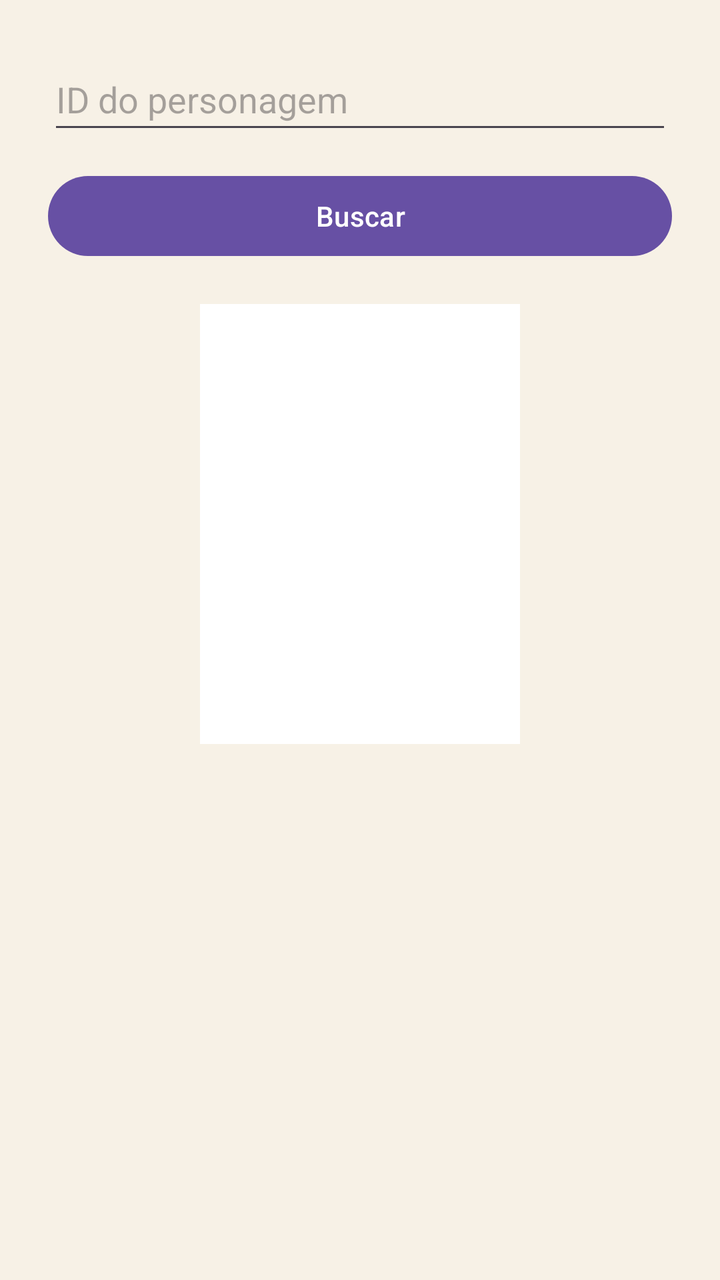
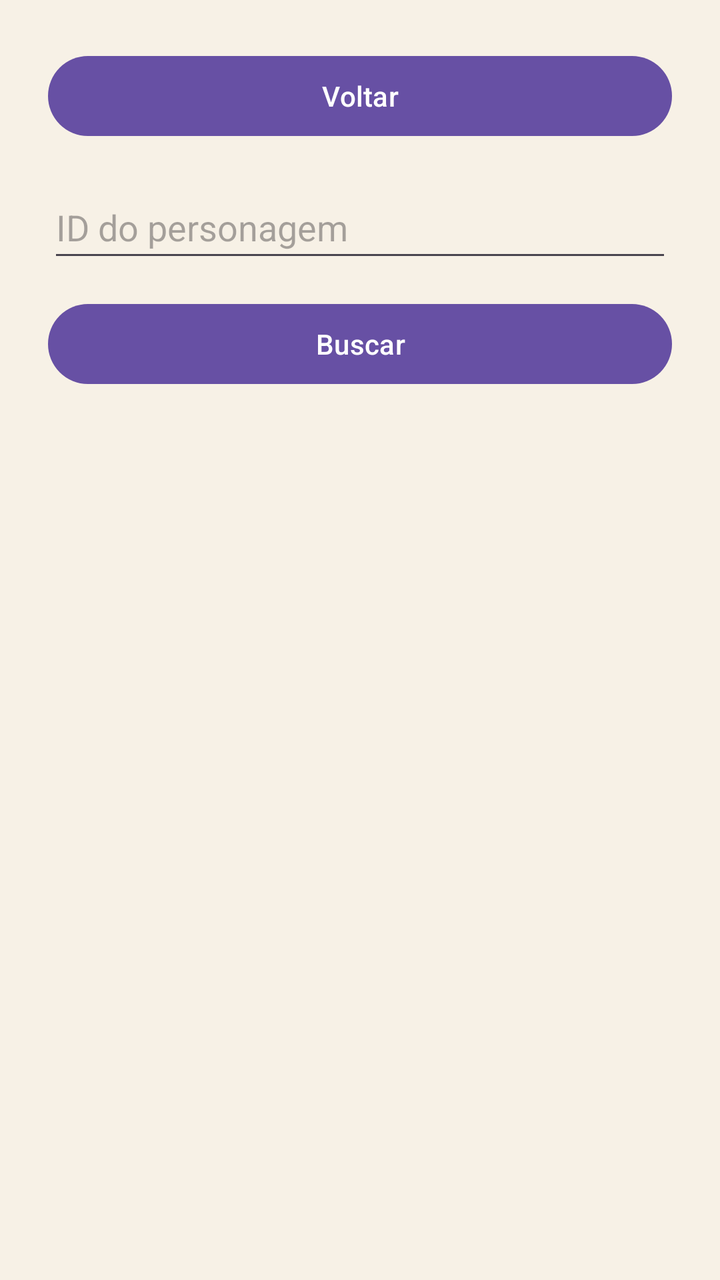

An Android layout rendered at two revisions. The XML below is the earlier revision; the diff shows what the commit changed to produce the second picture.
<!-- AndroidManifest.xml: application theme Theme.Trabalho1APIHarryPotter -->
<!-- res/layout/activity_personagem.xml -->
<?xml version="1.0" encoding="utf-8"?>
<ScrollView xmlns:android="http://schemas.android.com/apk/res/android"
    android:layout_width="match_parent"
    android:layout_height="match_parent"
    android:background="@color/fundo_claro">

    <LinearLayout
        android:layout_width="match_parent"
        android:layout_height="wrap_content"
        android:orientation="vertical"
        android:padding="24dp">

        <EditText
            android:id="@+id/campoIdPersonagem"
            android:layout_width="match_parent"
            android:layout_height="wrap_content"
            android:hint="@string/rotulo_id_personagem"
            android:inputType="text"
            android:minHeight="48dp" />

        <Button
            android:id="@+id/botaoBuscarPersonagem"
            android:layout_width="match_parent"
            android:layout_height="wrap_content"
            android:layout_marginTop="12dp"
            android:text="@string/acao_buscar" />

        <ProgressBar
            android:id="@+id/progressoPersonagem"
            android:layout_width="wrap_content"
            android:layout_height="wrap_content"
            android:layout_gravity="center_horizontal"
            android:layout_marginTop="16dp"
            android:visibility="gone" />

        <ImageView
            android:id="@+id/imagemPersonagem"
            android:layout_width="160dp"
            android:layout_height="220dp"
            android:layout_gravity="center_horizontal"
            android:layout_marginTop="20dp"
            android:background="@color/white"
            android:contentDescription="@string/texto_imagem_indisponivel"
            android:scaleType="centerCrop" />

        <TextView
            android:id="@+id/textoNomePersonagem"
            android:layout_width="match_parent"
            android:layout_height="wrap_content"
            android:layout_marginTop="18dp"
            android:textColor="@color/texto_principal"
            android:textSize="18sp" />

        <TextView
            android:id="@+id/textoEspeciePersonagem"
            android:layout_width="match_parent"
            android:layout_height="wrap_content"
            android:layout_marginTop="8dp"
            android:textColor="@color/texto_principal"
            android:textSize="18sp" />

        <TextView
            android:id="@+id/textoCasaPersonagem"
            android:layout_width="match_parent"
            android:layout_height="wrap_content"
            android:layout_marginTop="8dp"
            android:textColor="@color/texto_principal"
            android:textSize="18sp" />

    </LinearLayout>
</ScrollView>
<!-- resources referenced by this layout -->
<resources>
  <color name="fundo_claro">#F7F1E6</color>
  <color name="texto_principal">#221A14</color>
  <color name="white">#FFFFFFFF</color>
  <string name="acao_buscar">Buscar</string>
  <string name="rotulo_id_personagem">ID do personagem</string>
  <string name="texto_imagem_indisponivel">Imagem indisponível</string>
  <style name="Theme.Trabalho1APIHarryPotter" parent="Base.Theme.Trabalho1APIHarryPotter" />
  <style name="Base.Theme.Trabalho1APIHarryPotter" parent="Theme.Material3.DayNight.NoActionBar">
          
          
      </style>
</resources>

<!-- the commit's change to res/layout/activity_personagem.xml (unified diff, before → after) -->
@@ -9,6 +9,13 @@
         android:layout_height="wrap_content"
         android:orientation="vertical"
         android:padding="24dp">
+
+        <Button
+            android:id="@+id/botaoVoltar"
+            android:layout_width="match_parent"
+            android:layout_height="wrap_content"
+            android:layout_marginBottom="16dp"
+            android:text="@string/acao_voltar" />
 
         <EditText
             android:id="@+id/campoIdPersonagem"
@@ -41,7 +48,8 @@
             android:layout_marginTop="20dp"
             android:background="@color/white"
             android:contentDescription="@string/texto_imagem_indisponivel"
-            android:scaleType="centerCrop" />
+            android:scaleType="centerCrop"
+            android:visibility="gone" />
 
         <TextView
             android:id="@+id/textoNomePersonagem"
<!-- resource entries referenced after the edit -->
@@ -4,6 +4,7 @@
   <color name="texto_principal">#221A14</color>
   <color name="white">#FFFFFFFF</color>
   <string name="acao_buscar">Buscar</string>
+  <string name="acao_voltar">Voltar</string>
   <string name="rotulo_id_personagem">ID do personagem</string>
   <string name="texto_imagem_indisponivel">Imagem indisponível</string>
   <style name="Theme.Trabalho1APIHarryPotter" parent="Base.Theme.Trabalho1APIHarryPotter" />
